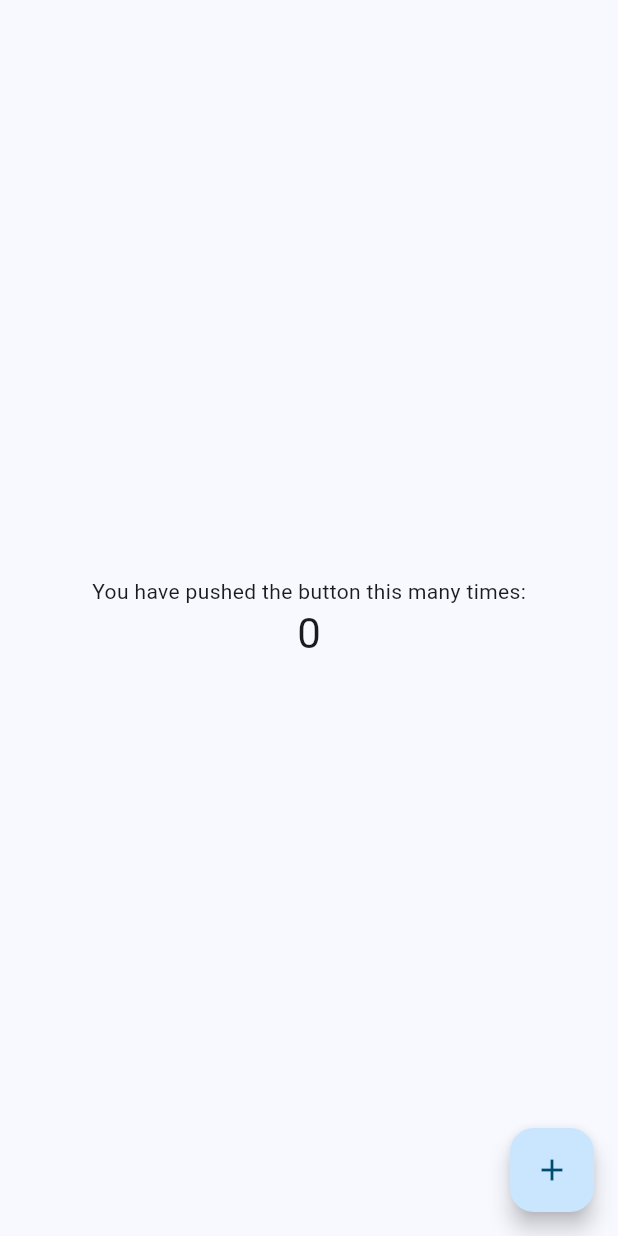
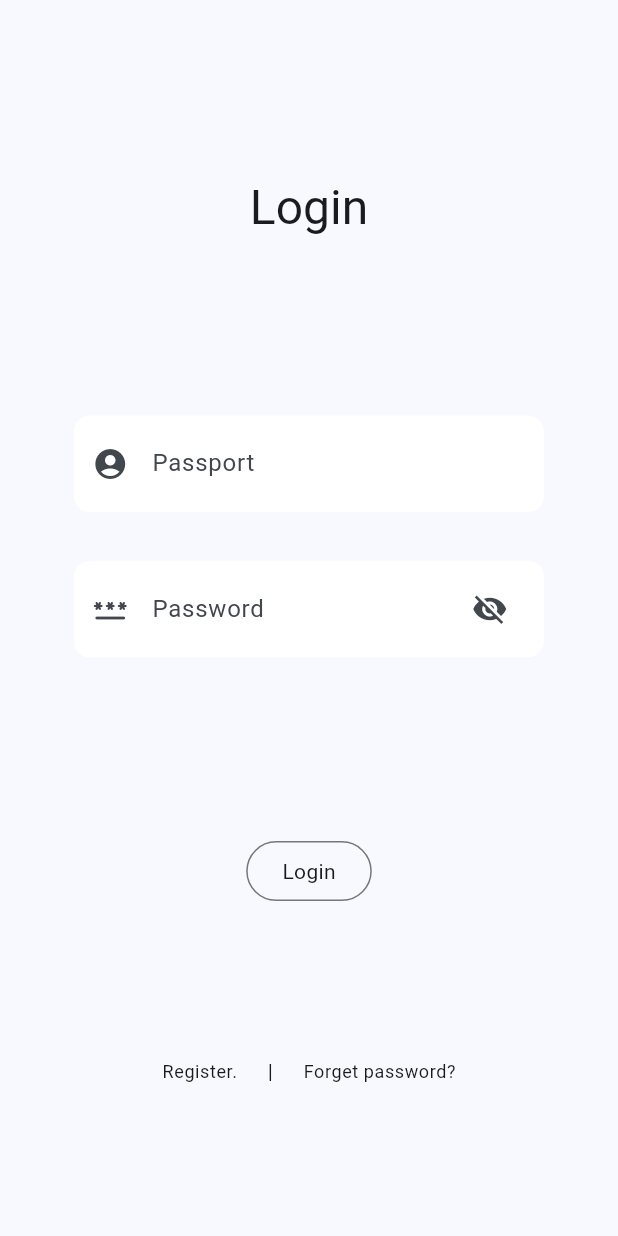
Before and after one commit to wlist-org/wlist_ui, a Flutter app: the screen it shows after launch, on a phone screen of 412 x 824 dp. Run offline on Flutter 3.47's test engine with Material 3 defaults, Android fonts, the phone set to English and light mode, and no system bars; missing offline and left inert: window_manager; generated files the repository leaves out were written again.

Commit message:
feat(pages): 实现login页

```diff
--- a/lib/l10n/intl_en.arb
+++ b/lib/l10n/intl_en.arb
@@ -1,5 +1,20 @@
 {
   "@@locale": "en",
 
-  "title": "Wlist"
+  "title": "Wlist",
+
+
+  "login": "Login",
+
+  "login_passport": "Passport",
+  "login_passport_hint": "Please enter your email",
+  "login_password": "Password",
+  "login_password_hint": "Please enter your password",
+  "login_button": "Login",
+  "login_register": "Register.",
+  "login_forget_password": "Forget password?",
+
+  "login_passport_empty": "Require passport.",
+  "login_password_empty": "Require password.",
+  "login_error": "Passport or password is incorrect."
 }
--- a/lib/l10n/intl_zh.arb
+++ b/lib/l10n/intl_zh.arb
@@ -1,5 +1,20 @@
 {
   "@@locale": "zh",
 
-  "title": "Wlist"
+  "title": "Wlist",
+
+
+  "login": "登录",
+
+  "login_passport": "账号",
+  "login_passport_hint": "请输入您的邮箱",
+  "login_password": "密码",
+  "login_password_hint": "请输入您的密码",
+  "login_button": "登录",
+  "login_register": "注册账号",
+  "login_forget_password": "忘记密码",
+
+  "login_passport_empty": "请先输入账号",
+  "login_password_empty": "请先输入密码",
+  "login_error": "账号或密码错误"
 }
--- a/lib/pages/login.dart
+++ b/lib/pages/login.dart
@@ -1,4 +1,8 @@
 import 'package:flutter/material.dart';
+import 'package:wlist_ui/widgets/input_textbox.dart';
+import 'package:wlist_ui/widgets/page_margin.dart';
+
+import '../generated/l10n.dart';
 
 class LoginPage extends StatefulWidget {
   const LoginPage({super.key});
@@ -8,57 +12,110 @@ class LoginPage extends StatefulWidget {
 }
 
 class _LoginPageState extends State<LoginPage> {
-  int _counter = 0;
+  final InputTextStatus passportStatus = InputTextStatus();
+  final InputTextStatus passwordStatus = InputTextStatus();
 
-  void _incrementCounter() {
-    setState(() {
-      // This call to setState tells the Flutter framework that something has
-      // changed in this State, which causes it to rerun the build method below
-      // so that the display can reflect the updated values. If we changed
-      // _counter without calling setState(), then the build method would not be
-      // called again, and so nothing would appear to happen.
-      _counter++;
-    });
-  }
+  bool _processing = false;
 
   @override
   Widget build(BuildContext context) {
     return Scaffold(
-      backgroundColor: Theme.of(context).scaffoldBackgroundColor,
+      backgroundColor: Theme.of(context).canvasColor,
       body: Center(
-        // Center is a layout widget. It takes a single child and positions it
-        // in the middle of the parent.
         child: Column(
-          // Column is also a layout widget. It takes a list of children and
-          // arranges them vertically. By default, it sizes itself to fit its
-          // children horizontally, and tries to be as tall as its parent.
-          //
-          // Column has various properties to control how it sizes itself and
-          // how it positions its children. Here we use mainAxisAlignment to
-          // center the children vertically; the main axis here is the vertical
-          // axis because Columns are vertical (the cross axis would be
-          // horizontal).
-          //
-          // TRY THIS: Invoke "debug painting" (choose the "Toggle Debug Paint"
-          // action in the IDE, or press "p" in the console), to see the
-          // wireframe for each widget.
-          mainAxisAlignment: MainAxisAlignment.center,
-          children: <Widget>[
-            const Text(
-              'You have pushed the button this many times:',
+          mainAxisAlignment: MainAxisAlignment.spaceEvenly,
+          children: [
+            Container(
+              margin: EdgeInsets.symmetric(vertical: heightMax(context, 0.04, 24)),
+              child: Text(
+                S.of(context).login,
+                style: Theme.of(context).textTheme.headlineLarge,
+              )
             ),
-            Text(
-              '$_counter',
-              style: Theme.of(context).textTheme.headlineMedium,
+            Column(
+              children: [
+                Container(
+                  margin: EdgeInsets.symmetric(horizontal: widthMax(context, 0.12, 24)) + EdgeInsets.only(bottom: heightMax(context, 0.04, 16)),
+                  child: InputTextbox(
+                    labelText: S.of(context).login_passport,
+                    hintText: S.of(context).login_passport_hint,
+                    icon: const Icon(Icons.account_circle),
+                    status: passportStatus,
+                    checker: (value) => value.isEmpty ? S.of(context).login_passport_empty : null,
+                    enabled: !_processing,
+                  ),
+                ),
+                Container(
+                  margin: EdgeInsets.symmetric(horizontal: widthMax(context, 0.12, 24)) + EdgeInsets.only(bottom: heightMax(context, 0.04, 16)),
+                  child: InputTextbox(
+                    labelText: S.of(context).login_password,
+                    hintText: S.of(context).login_password_hint,
+                    icon: const Icon(Icons.password_rounded),
+                    password: true,
+                    status: passwordStatus,
+                    checker: (value) => value.isEmpty ? S.of(context).login_password_empty : null,
+                    enabled: !_processing,
+                  ),
+                ),
+              ]
             ),
-          ],
+            OutlinedButton(
+              onPressed: _processing ? null : () {
+                bool passport = passportStatus.isError();
+                bool password = passwordStatus.isError();
+                if (!_processing && !passport && !password) {
+                  setState(() => _processing = true);
+                  final String passport = passportStatus.text;
+                  final String password = passwordStatus.text;
+                  _doLogin(passport, password);
+                }
+              },
+              child: Text(
+                  S.of(context).login_button,
+                  style: Theme.of(context).textTheme.bodyMedium,
+              ),
+            ),
+            Row(
+              mainAxisAlignment: MainAxisAlignment.center,
+              children: [
+                TextButton(
+                  onPressed: _doRegister,
+                  child: Text(
+                    S.of(context).login_register,
+                    style: Theme.of(context).textTheme.bodySmall,
+                  ),
+                ),
+                Container(
+                  margin: EdgeInsets.symmetric(horizontal: widthMin(context, 0.02, 12)),
+                  child: const Text("|"),
+                ),
+                TextButton(
+                  onPressed: _doForgetPassword,
+                  child: Text(
+                    S.of(context).login_forget_password,
+                    style: Theme.of(context).textTheme.bodySmall,
+                  ),
+                ),
+              ],
+            )
+         ],
         ),
-      ),
-      floatingActionButton: FloatingActionButton(
-        onPressed: _incrementCounter,
-        tooltip: 'Increment',
-        child: const Icon(Icons.add),
-      ), // This trailing comma makes auto-formatting nicer for build methods.
+      )
     );
   }
+
+  void _doLogin(String passport, String password) async {
+    // TODO
+    print(passport);
+    print(password);
+    Future.delayed(const Duration(seconds: 3), () => setState(() => _processing = false));
+  }
+
+  void _doRegister() async {
+    // TODO
+  }
+
+  void _doForgetPassword() async {
+    // TODO
+  }
 }
```
